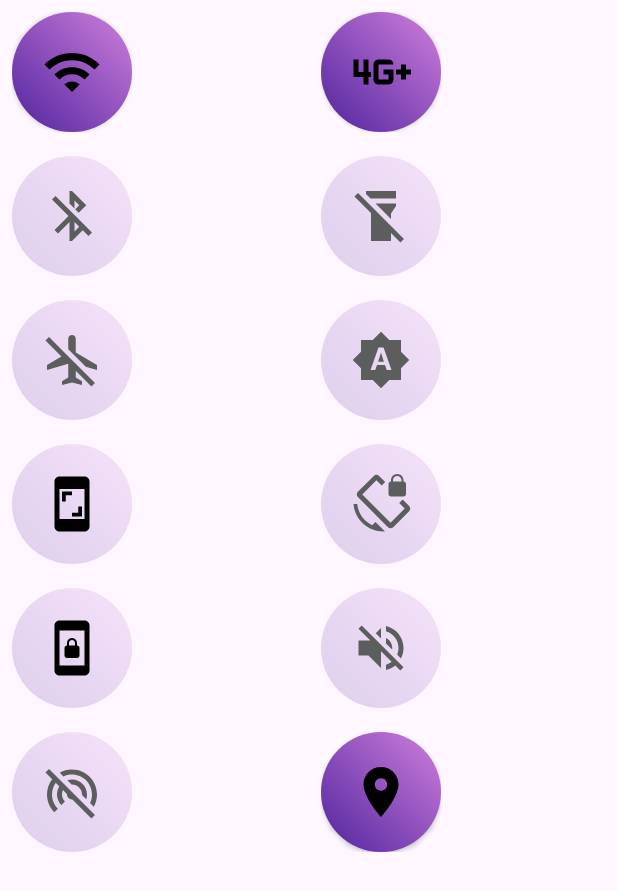
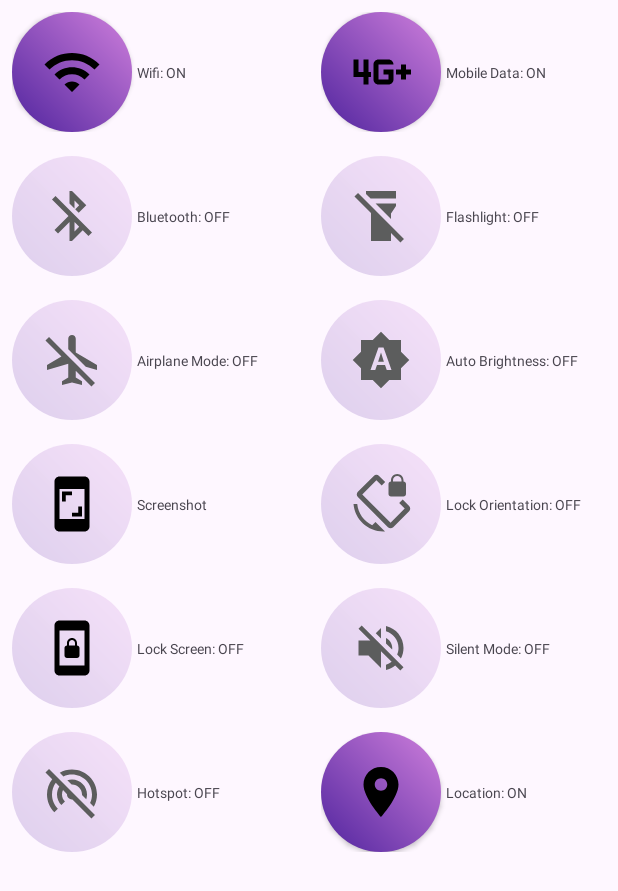
Before and after one commit to emirhankavgaci/mobile-controls-app-improved, an Android app: the screen it shows after launch (MainActivity), after a tap on an icon or button, on a phone screen of 412 x 824 dp. Shown: the top 891 px of the screen. Run offline under Robolectric (Android 15) with nearby library versions, the phone set to English and light mode, and no system bars; 1 statement that could not run was skipped.

Commit message:
third update for other functions

```diff
--- a/app/src/main/java/ButtonAdapter.kt
+++ b/app/src/main/java/ButtonAdapter.kt
@@ -7,7 +7,6 @@ import android.content.Context
 import android.content.Intent
 import android.hardware.camera2.CameraManager
 import android.media.AudioManager
-import android.net.wifi.WifiConfiguration
 import android.net.wifi.WifiManager
 import android.os.Build
 import android.provider.Settings
@@ -17,6 +16,7 @@ import android.view.View
 import android.view.ViewGroup
 import android.widget.Button
 import android.widget.ImageView
+import android.widget.TextView
 import android.widget.Toast
 import androidx.annotation.RequiresApi
 import androidx.appcompat.app.AppCompatActivity.BLUETOOTH_SERVICE
@@ -34,9 +34,9 @@ class ButtonAdapter(
     class ButtonViewHolder(view: View) : RecyclerView.ViewHolder(view) {
         val button: Button = view.findViewById(R.id.button)
         val imageV: ImageView = view.findViewById(R.id.imageView)
+        val textV : TextView = view.findViewById(R.id.textView)
 
     }
-
 
     override fun onCreateViewHolder(parent: ViewGroup, viewType: Int): ButtonViewHolder {
         val view = LayoutInflater.from(parent.context).inflate(R.layout.button_layouts, parent, false)
@@ -49,6 +49,7 @@ class ButtonAdapter(
         val state = buttonItem.state
         holder.button.background = ContextCompat.getDrawable(context, if (buttonItem.isEnabled) state.enabledBackground else state.disabledBackground)
         holder.imageV.setImageDrawable(ContextCompat.getDrawable(context, if (buttonItem.isEnabled) state.enabledIcon else state.disabledIcon))
+        holder.textV.text = if(buttonItem.isEnabled) state.enabledText else state.disabledText
 
         holder.button.setOnClickListener {
             when (buttonItem.state) {
@@ -90,11 +91,6 @@ class ButtonAdapter(
         buttonItems.find { it.state == ButtonState.AirplaneMode }?.isEnabled = isAirplaneModeOn
         notifyDataSetChanged()
     }
-    fun updateMobileDataState(isMobileDataOn: Boolean) {
-        buttonItems.find { it.state == ButtonState.MobileData }?.isEnabled = isMobileDataOn
-        notifyDataSetChanged()
-    }
-
     private fun toggleMute() {
         val notificationManager = context.getSystemService(Context.NOTIFICATION_SERVICE) as NotificationManager
         if (notificationManager.isNotificationPolicyAccessGranted) {
@@ -118,7 +114,7 @@ class ButtonAdapter(
 
     }
     private fun openWifi() {
-        val intent = Intent(Settings.ACTION_WIFI_SETTINGS)
+        val intent = Intent(Settings.Panel.ACTION_WIFI)
         context.startActivity(intent) }
 
     private fun openAirplaneModeSettings() {
--- a/app/src/main/java/com/example/mobilecontrolsappimproved/AutoBrightnessBroadcastReceiver.kt
+++ b/app/src/main/java/com/example/mobilecontrolsappimproved/AutoBrightnessBroadcastReceiver.kt
@@ -4,12 +4,11 @@ import android.content.BroadcastReceiver
 import android.content.Context
 import android.content.Intent
 import android.provider.Settings
-import android.widget.Toast
 import com.example.mobilecontrolsappimproved.com.example.mobilecontrolsappimproved.ListenerAll
 
 class AutoBrightnessBroadcastReceiver(private val onAutoBrightnessChanged: ListenerAll) : BroadcastReceiver() {
     override fun onReceive(context: Context?, intent: Intent?) {
-        if (intent != null && Settings.System.SCREEN_BRIGHTNESS_MODE == intent.action) {
+        if (intent != null && intent.action == "android.settings.SCREEN_BRIGHTNESS_MODE_CHANGED") {
             val isAutoBrightnessEnabled = Settings.System.getInt(
                 context?.contentResolver,
                 Settings.System.SCREEN_BRIGHTNESS_MODE,
--- a/app/src/main/java/com/example/mobilecontrolsappimproved/ButtonEnum.kt
+++ b/app/src/main/java/com/example/mobilecontrolsappimproved/ButtonEnum.kt
@@ -15,12 +15,12 @@ enum class ButtonState(
     Flashlight(R.drawable.ic_flashlight_enabled, R.drawable.ic_flashlight_disabled, "Flashlight: ON", "Flashlight: OFF",R.drawable.button_design,R.drawable.button_off_design),
     Wifi(R.drawable.ic_wifi_enabled, R.drawable.ic_wifi_disabled, "Wifi: ON", "Wifi: OFF",R.drawable.button_design,R.drawable.button_off_design),
     MobileData(R.drawable.ic_mobiledata_enabled, R.drawable.ic_mobiledata_disabled, "Mobile Data: ON", "Mobile Data: OFF",R.drawable.button_design,R.drawable.button_off_design),
-    AirplaneMode(R.drawable.ic_airplane_enabled, R.drawable.ic_airplane_disabled, "Mobile Data: ON", "Mobile Data: OFF",R.drawable.button_design,R.drawable.button_off_design),
-    AutoBrightness(R.drawable.ic_abrightness_enabled, R.drawable.ic_abrightness_disabled, "Mobile Data: ON", "Mobile Data: OFF",R.drawable.button_design,R.drawable.button_off_design),
-    Screenshot(R.drawable.ic_screenshot, R.drawable.ic_screenshot, "Mobile Data: ON", "Mobile Data: OFF",R.drawable.button_design,R.drawable.button_off_design),
-    LockOrientation(R.drawable.ic_screenlock_enabled, R.drawable.ic_screenlock_disabled, "Mobile Data: ON", "Mobile Data: OFF",R.drawable.button_design,R.drawable.button_off_design),
-    LockScreen(R.drawable.ic_screenlock, R.drawable.ic_screenlock, "Mobile Data: ON", "Mobile Data: OFF",R.drawable.button_design,R.drawable.button_off_design),
-    Mute(R.drawable.ic_mute_enabled, R.drawable.ic_mute_disabled, "Mobile Data: ON", "Mobile Data: OFF",R.drawable.button_design,R.drawable.button_off_design),
-    Hotspot(R.drawable.ic_hotspot_enabled, R.drawable.ic_hotspot_disabled, "Mobile Data: ON", "Mobile Data: OFF",R.drawable.button_design,R.drawable.button_off_design),
-    Location(R.drawable.ic_location_enabled, R.drawable.ic_location_disabled, "Mobile Data: ON", "Mobile Data: OFF",R.drawable.button_design,R.drawable.button_off_design),
+    AirplaneMode(R.drawable.ic_airplane_enabled, R.drawable.ic_airplane_disabled, "Airplane Mode: ON", "Airplane Mode: OFF",R.drawable.button_design,R.drawable.button_off_design),
+    AutoBrightness(R.drawable.ic_abrightness_enabled, R.drawable.ic_abrightness_disabled, "Auto Brightness: ON", "Auto Brightness: OFF",R.drawable.button_design,R.drawable.button_off_design),
+    Screenshot(R.drawable.ic_screenshot, R.drawable.ic_screenshot, "Screenshot", "Screenshot",R.drawable.button_design,R.drawable.button_off_design),
+    LockOrientation(R.drawable.ic_screenlock_enabled, R.drawable.ic_screenlock_disabled, "Lock Orientation : ON", "Lock Orientation: OFF",R.drawable.button_design,R.drawable.button_off_design),
+    LockScreen(R.drawable.ic_screenlock, R.drawable.ic_screenlock, "Lock Screen: ON", "Lock Screen: OFF",R.drawable.button_design,R.drawable.button_off_design),
+    Mute(R.drawable.ic_mute_enabled, R.drawable.ic_mute_disabled, "Silent Mode: ON", "Silent Mode: OFF",R.drawable.button_design,R.drawable.button_off_design),
+    Hotspot(R.drawable.ic_hotspot_enabled, R.drawable.ic_hotspot_disabled, "Hotspot: ON", "Hotspot: OFF",R.drawable.button_design,R.drawable.button_off_design),
+    Location(R.drawable.ic_location_enabled, R.drawable.ic_location_disabled, "Location: ON", "Location: OFF",R.drawable.button_design,R.drawable.button_off_design),
 }
--- a/app/src/main/java/com/example/mobilecontrolsappimproved/MainActivity.kt
+++ b/app/src/main/java/com/example/mobilecontrolsappimproved/MainActivity.kt
@@ -150,11 +150,11 @@ class MainActivity : AppCompatActivity(), ListenerAll {
         val mobileDataFilter = IntentFilter("com.example.ACTION_MOBILE_DATA_STATE_CHANGED")
         registerReceiver(dataReceiver, mobileDataFilter, RECEIVER_NOT_EXPORTED)
 
-        val brightnessFilter = IntentFilter("com.example.ACTION_BRIGHTNESS_STATE_CHANGED")
-        registerReceiver(autoBrightnessReceiver, brightnessFilter, RECEIVER_NOT_EXPORTED)
+        val brightnessFilter = IntentFilter("android.settings.SCREEN_BRIGHTNESS_MODE_CHANGED")
+        registerReceiver(autoBrightnessReceiver, brightnessFilter)
 
-        val orientationFilter = IntentFilter("com.example.ACTION_ORIENTATION_STATE_CHANGED")
-        registerReceiver(orientationReceiver, orientationFilter, RECEIVER_NOT_EXPORTED)
+        val orientationFilter = IntentFilter("android.settings.ACCELEROMETER_ROTATION_CHANGED")
+        registerReceiver(orientationReceiver, orientationFilter)
 
         val btFilter = IntentFilter(BluetoothAdapter.ACTION_STATE_CHANGED)
         registerReceiver(bluetoothReceiver, btFilter)
@@ -206,7 +206,6 @@ class MainActivity : AppCompatActivity(), ListenerAll {
                     ) == Settings.System.SCREEN_BRIGHTNESS_MODE_AUTOMATIC
                     item.isEnabled = isAutoBrightnessEnabled
                 }
-
                 ButtonState.LockOrientation -> {
                     val isOrientationLocked = Settings.System.getInt(
                         contentResolver,
--- a/app/src/main/java/com/example/mobilecontrolsappimproved/OrientationBroadcastReceiver.kt
+++ b/app/src/main/java/com/example/mobilecontrolsappimproved/OrientationBroadcastReceiver.kt
@@ -4,12 +4,11 @@ import android.content.BroadcastReceiver
 import android.content.Context
 import android.content.Intent
 import android.provider.Settings
-import android.widget.Toast
 import com.example.mobilecontrolsappimproved.com.example.mobilecontrolsappimproved.ListenerAll
 
 class OrientationBroadcastReceiver(private val onOrientationChanged: ListenerAll) : BroadcastReceiver() {
     override fun onReceive(context: Context?, intent: Intent?) {
-        if (intent != null && Settings.System.ACCELEROMETER_ROTATION == intent.action) {
+        if (intent != null && intent.action == "android.settings.ACCELEROMETER_ROTATION_CHANGED") {
             val isOrientationLocked = Settings.System.getInt(
                 context?.contentResolver,
                 Settings.System.ACCELEROMETER_ROTATION,
--- a/app/src/main/res/layout/button_layouts.xml
+++ b/app/src/main/res/layout/button_layouts.xml
@@ -30,5 +30,17 @@
         android:elevation="2dp"
         />
 
+    <TextView
+        android:id="@+id/textView"
+        android:layout_width="match_parent"
+        android:layout_height="match_parent"
+        android:layout_marginLeft="3dp"
+        android:elevation="3dp"
+        android:text="aaaaaaaaaaa"
+        android:textSize="9dp"
+        app:layout_constraintBottom_toBottomOf="parent"
+        app:layout_constraintLeft_toRightOf="@+id/button"
+        app:layout_constraintTop_toTopOf="parent" />
+
 
 </androidx.constraintlayout.widget.ConstraintLayout>
```
Also changed, not shown: app/src/main/java/com/example/mobilecontrolsappimproved/AirplaneModeBroadcastReceiver.kt (indentation only), app/src/main/java/com/example/mobilecontrolsappimproved/FlashlightBroadcastReceiver.kt (indentation only).
